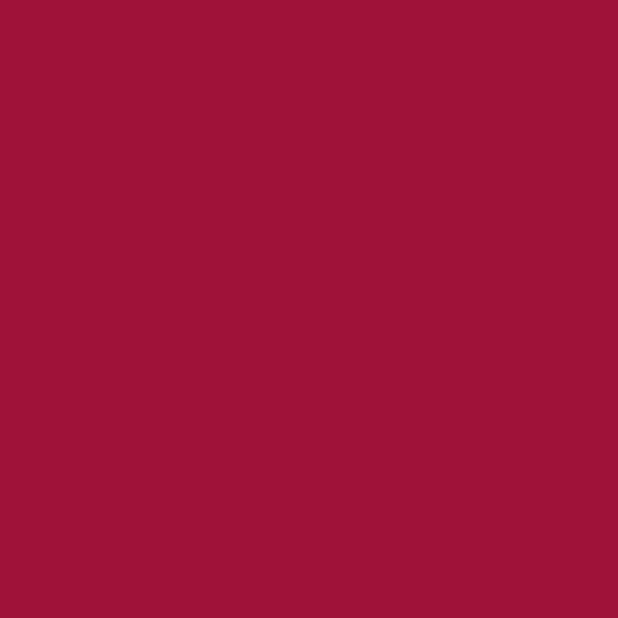
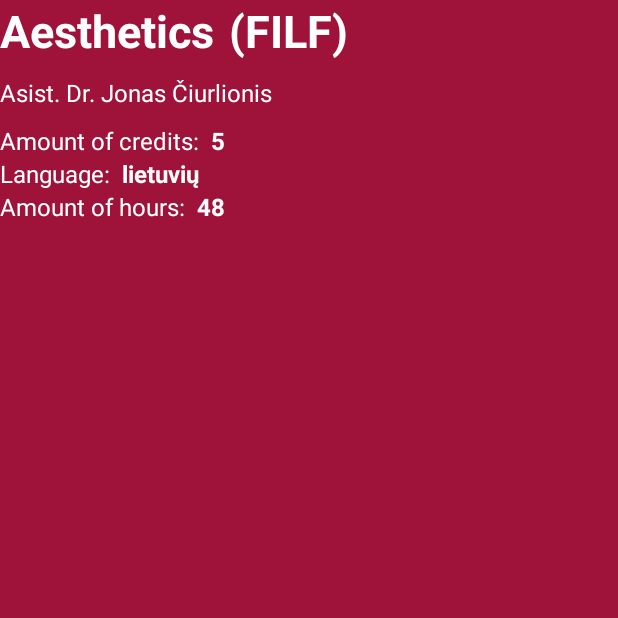
Before and after one commit to FluffyDango/kasbus, an Android app: the SecondActivity screen opened directly, with no data from a screen before it, on a phone screen of 412 x 824 dp, the top half of it. Before the commit the part shown is empty. Run offline under Robolectric (Android 15) with nearby library versions, the phone set to English and light mode, and no system bars.

Commit message:
Coding together: changed logo, updated API, progress on subject_UI.xml

```diff
--- a/app/src/main/AndroidManifest.xml
+++ b/app/src/main/AndroidManifest.xml
@@ -5,9 +5,9 @@
         android:allowBackup="true"
         android:dataExtractionRules="@xml/data_extraction_rules"
         android:fullBackupContent="@xml/backup_rules"
-        android:icon="@drawable/kasbus_logo_no_words"
+        android:icon="@drawable/kasbus_logo_with_words"
         android:label="KasBUS"
-        android:roundIcon="@drawable/kasbus_logo_no_words"
+        android:roundIcon="@drawable/kasbus_logo_with_words"
         android:supportsRtl="true"
         android:theme="@style/Theme.KasbusApp"
         android:networkSecurityConfig="@xml/network_security_config"
--- a/app/src/main/java/com/kasbus/kasbusapp/SecondActivity.java
+++ b/app/src/main/java/com/kasbus/kasbusapp/SecondActivity.java
@@ -1,15 +1,12 @@
 package com.kasbus.kasbusapp;
 
-
 import android.os.Bundle;
-
 import androidx.appcompat.app.AppCompatActivity;
 
 public class SecondActivity extends AppCompatActivity {
-
     @Override
     protected void onCreate(Bundle savedInstanceState) {
         super.onCreate(savedInstanceState);
-        setContentView(R.layout.subject_ui); // You need to create a layout XML file for this activity.
+        setContentView(R.layout.subject_ui);
     }
 }
--- a/app/src/main/res/layout/subject_ui.xml
+++ b/app/src/main/res/layout/subject_ui.xml
@@ -5,105 +5,148 @@
     android:layout_height="match_parent"
     android:background="#9F1239">
 
-<!--    <TextView-->
-<!--            android:id="@+id/subject_name"-->
-<!--            android:layout_width="0dp"-->
-<!--            android:layout_height="wrap_content"-->
-<!--            android:fontFamily="sans-serif"-->
-<!--            android:text="Aesthetics"-->
-<!--            android:textColor="#FFFFFF"-->
-<!--            android:textSize="24sp"-->
-<!--            android:textStyle="bold"-->
-<!--            app:layout_constraintEnd_toEndOf="parent"-->
-<!--            app:layout_constraintStart_toStartOf="parent"-->
-<!--            app:layout_constraintTop_toTopOf="parent" />-->
+<LinearLayout
+            android:id="@+id/subject"
+            android:layout_width="0dp"
+            android:layout_height="wrap_content"
+            app:layout_constraintEnd_toEndOf="parent"
+            app:layout_constraintStart_toStartOf="parent"
+            app:layout_constraintTop_toTopOf="parent">
 
-<!--    <TextView-->
-<!--            android:id="@+id/faculty"-->
-<!--            android:layout_width="0dp"-->
-<!--            android:layout_height="wrap_content"-->
-<!--            android:fontFamily="sans-serif"-->
-<!--            android:text="(FILF)"-->
-<!--            android:textColor="#FFFFFF"-->
-<!--            android:textSize="30sp"-->
-<!--            android:textStyle="bold"-->
-<!--            app:layout_constraintEnd_toEndOf="@id/subject_name"-->
-<!--            app:layout_constraintStart_toStartOf=""-->
-<!--            app:layout_constraintTop_toTopOf="parent"/>-->
+            <TextView
+                android:id="@+id/subject_name"
+                android:layout_width="wrap_content"
+                android:layout_height="wrap_content"
+                android:fontFamily="sans-serif"
+                android:textColor="#FFFFFF"
+                android:textSize="30sp"
+                android:text="Aesthetics"
+                android:textStyle="bold"/>
 
-<!--    <TextView-->
-<!--            android:id="@+id/lecturer_name"-->
-<!--            android:layout_width="0dp"-->
-<!--            android:layout_height="wrap_content"-->
-<!--            android:fontFamily="sans-serif"-->
-<!--            android:text="Asist. Dr. Jonas Čiurlionis"-->
-<!--            android:textColor="#FFFFFF"-->
-<!--            android:textSize="14sp"-->
-<!--            android:paddingVertical="10dp"-->
-<!--            app:layout_constraintEnd_toEndOf="parent"-->
-<!--            app:layout_constraintStart_toStartOf="parent"-->
-<!--            app:layout_constraintTop_toBottomOf="@id/subject_name"/>-->
+            <TextView
+                android:id="@+id/subject_faculty"
+                android:layout_width="wrap_content"
+                android:layout_height="wrap_content"
+                android:paddingStart="10dp"
+                android:paddingLeft="10dp"
+                android:fontFamily="sans-serif"
+                android:textColor="#FFFFFF"
+                android:textSize="30sp"
+                android:text="(FILF)"
+                android:textStyle="bold"/>
+        </LinearLayout>
 
-<!--    <TextView-->
-<!--            android:id="@+id/credits"-->
-<!--            android:layout_width="0dp"-->
-<!--            android:layout_height="wrap_content"-->
-<!--            android:fontFamily="sans-serif"-->
-<!--            android:text="Amount of credits: "-->
-<!--            android:textColor="#FFFFFF"-->
-<!--            android:textSize="14sp"-->
-<!--            app:layout_constraintEnd_toEndOf="parent"-->
-<!--            app:layout_constraintStart_toStartOf="parent"-->
-<!--            app:layout_constraintTop_toBottomOf="@id/lecturer_name"/>-->
+        <TextView
+            android:id="@+id/lecturer_name"
+            android:layout_width="0dp"
+            android:layout_height="wrap_content"
+            android:fontFamily="sans-serif"
+            android:textColor="#FFFFFF"
+            android:textSize="16sp"
+            android:text="Asist. Dr. Jonas Čiurlionis"
+            android:paddingVertical="10dp"
+            app:layout_constraintEnd_toEndOf="parent"
+            app:layout_constraintStart_toStartOf="parent"
+            app:layout_constraintTop_toBottomOf="@id/subject"/>
 
-<!--        <TextView-->
-<!--            android:id="@+id/language"-->
-<!--            android:layout_width="0dp"-->
-<!--            android:layout_height="wrap_content"-->
-<!--            android:fontFamily="sans-serif"-->
-<!--            android:text="Language: "-->
-<!--            android:textColor="#FFFFFF"-->
-<!--            android:textSize="14sp"-->
-<!--            app:layout_constraintEnd_toEndOf="parent"-->
-<!--            app:layout_constraintStart_toStartOf="parent"-->
-<!--            app:layout_constraintTop_toBottomOf="@id/credits"/>-->
+        <LinearLayout
+            android:layout_width="0dp"
+            android:layout_height="wrap_content"
+            android:orientation="horizontal"
+            app:layout_constraintEnd_toEndOf="parent"
+            app:layout_constraintStart_toStartOf="parent"
+            app:layout_constraintTop_toBottomOf="@id/lecturer_name">
 
-<!--        <TextView-->
-<!--            android:id="@+id/hours"-->
-<!--            android:layout_width="0dp"-->
-<!--            android:layout_height="wrap_content"-->
-<!--            android:fontFamily="sans-serif"-->
-<!--            android:text="Amount of hours: "-->
-<!--            android:textColor="#FFFFFF"-->
-<!--            android:textSize="14sp"-->
-<!--            app:layout_constraintEnd_toEndOf="parent"-->
-<!--            app:layout_constraintStart_toStartOf="parent"-->
-<!--            app:layout_constraintTop_toBottomOf="@id/language"/>-->
+            <LinearLayout
+                android:id="@+id/three"
+                android:layout_width="wrap_content"
+                android:layout_height="wrap_content"
+                android:orientation="vertical"
+                app:layout_constraintEnd_toEndOf="parent"
+                app:layout_constraintStart_toStartOf="parent"
+                app:layout_constraintTop_toBottomOf="parent">
 
-<!--        <LinearLayout-->
-<!--            android:id="@+id/button"-->
-<!--            android:layout_width="220dp"-->
-<!--            android:layout_height="40dp"-->
-<!--            android:layout_marginTop="45dp"-->
-<!--            android:gravity="right"-->
-<!--            android:orientation="horizontal"-->
-<!--            android:padding="10dp"-->
-<!--            android:clickable="true"-->
-<!--            android:focusable="true"-->
-<!--            android:background="@drawable/rounded_background"-->
-<!--            app:layout_constraintEnd_toEndOf="@id/hours"-->
-<!--            app:layout_constraintStart_toStartOf=""-->
-<!--            app:layout_constraintTop_toBottomOf="@id/faculty">-->
+                <LinearLayout
+                    android:id="@+id/credits"
+                    android:layout_width="wrap_content"
+                    android:layout_height="wrap_content"
+                    app:layout_constraintEnd_toEndOf="parent"
+                    app:layout_constraintStart_toStartOf="parent"
+                    app:layout_constraintTop_toBottomOf="parent">
+                    <TextView
+                        android:id="@+id/credits_text"
+                        android:layout_width="wrap_content"
+                        android:layout_height="wrap_content"
+                        android:fontFamily="sans-serif"
+                        android:textColor="#FFFFFF"
+                        android:textSize="16sp"
+                        android:text="Amount of credits:  "/>
 
-<!--            <TextView-->
-<!--                android:id="@+id/button_text"-->
-<!--                android:layout_width="0dp"-->
-<!--                android:layout_height="wrap_content"-->
-<!--                android:fontFamily="sans-serif"-->
-<!--                android:textSize="14sp"-->
-<!--                android:text="Go to an official site description"-->
-<!--                android:layout_weight="1"-->
-<!--                />-->
-<!--        </LinearLayout>-->
+                    <TextView
+                        android:id="@+id/credits_amount"
+                        android:layout_width="wrap_content"
+                        android:layout_height="wrap_content"
+                        android:fontFamily="sans-serif"
+                        android:text="5"
+                        android:textColor="#FFFFFF"
+                        android:textSize="16sp"
+                        android:textStyle="bold" />
+                </LinearLayout>
+
+                <LinearLayout
+                    android:id="@+id/language"
+                    android:layout_width="wrap_content"
+                    android:layout_height="wrap_content"
+                    app:layout_constraintEnd_toEndOf="parent"
+                    app:layout_constraintStart_toStartOf="parent"
+                    app:layout_constraintTop_toBottomOf="@id/credits">
+                    <TextView
+                        android:id="@+id/language_text"
+                        android:layout_width="wrap_content"
+                        android:layout_height="wrap_content"
+                        android:fontFamily="sans-serif"
+                        android:textColor="#FFFFFF"
+                        android:textSize="16sp"
+                        android:text="Language:  "/>
+                    <TextView
+                        android:id="@+id/language_type"
+                        android:layout_width="wrap_content"
+                        android:layout_height="wrap_content"
+                        android:fontFamily="sans-serif"
+                        android:text="lietuvių"
+                        android:textColor="#FFFFFF"
+                        android:textSize="16sp"
+                        android:textStyle="bold" />
+                </LinearLayout>
+
+                <LinearLayout
+                    android:id="@+id/hours"
+                    android:layout_width="wrap_content"
+                    android:layout_height="wrap_content"
+                    app:layout_constraintEnd_toEndOf="parent"
+                    app:layout_constraintStart_toStartOf="parent"
+                    app:layout_constraintTop_toBottomOf="@id/language">
+                    <TextView
+                        android:id="@+id/hours_text"
+                        android:layout_width="wrap_content"
+                        android:layout_height="wrap_content"
+                        android:fontFamily="sans-serif"
+                        android:textColor="#FFFFFF"
+                        android:textSize="16sp"
+                        android:text="Amount of hours:  "/>
+                    <TextView
+                        android:id="@+id/hours_amount"
+                        android:layout_width="wrap_content"
+                        android:layout_height="wrap_content"
+                        android:fontFamily="sans-serif"
+                        android:text="48"
+                        android:textColor="#FFFFFF"
+                        android:textSize="16sp"
+                        android:textStyle="bold" />
+                </LinearLayout>
+            </LinearLayout>
+
+
+        </LinearLayout>
 
 </androidx.constraintlayout.widget.ConstraintLayout>
```
Also changed, not shown: app/src/main/java/com/kasbus/kasbusapp/APICalls.java (+47 -31 lines), app/src/main/java/com/kasbus/kasbusapp/MainActivity.java (+80 -9 lines), app/src/main/res/layout/activity_main.xml (+33 -2 lines), app/src/main/res/drawable/kasbus_logo.png (deleted), app/src/main/res/drawable/kasbus_logo_no_words.jpg (added), app/src/main/res/drawable/kasbus_logo_no_words.png (deleted), app/src/main/res/drawable/kasbus_logo_with_words.jpg (added).
